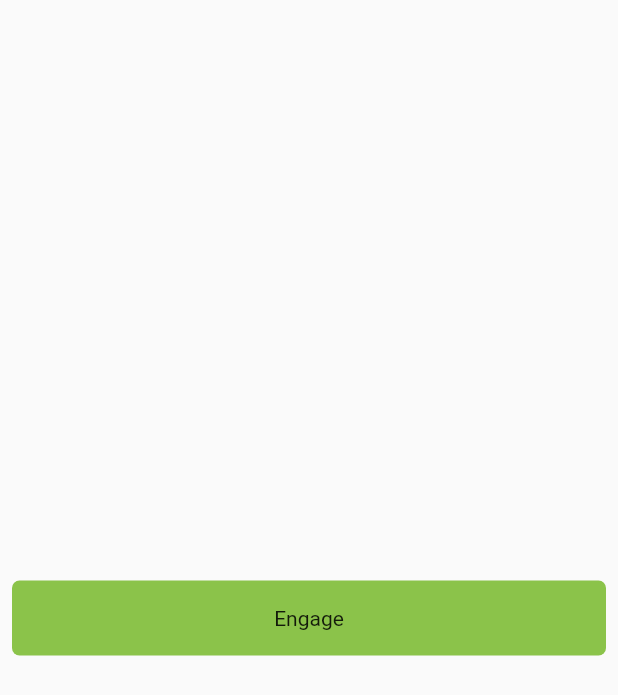
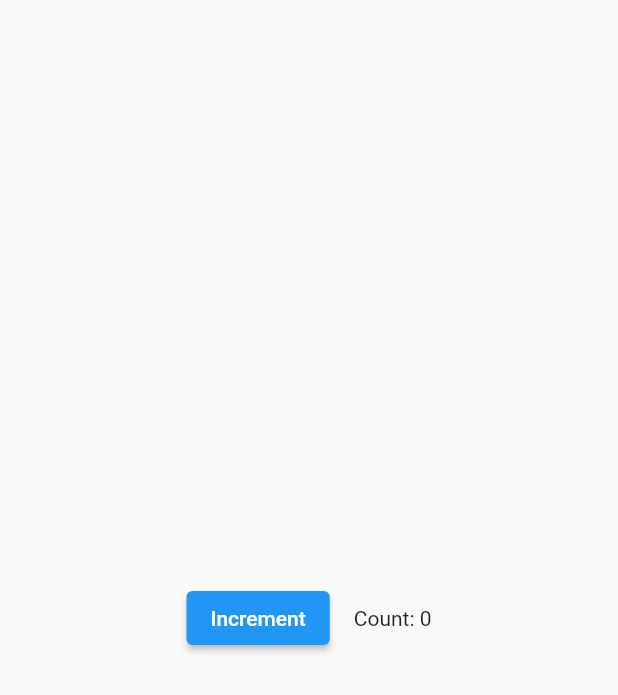
Before and after one commit to Uttam-Sarkar/Flutter_calculatorApps, a Flutter app: the screen it shows after launch, on a phone screen of 412 x 824 dp. Shown: the top 695 px of the screen. Run offline on Flutter 3.47's test engine with Material 2 defaults, Android fonts, the phone set to English and light mode, and no system bars.

Commit message:
Create a response button

```diff
--- a/lib/main.dart
+++ b/lib/main.dart
@@ -1,26 +1,52 @@
 import 'package:flutter/material.dart';
 
-class MyButton extends StatelessWidget {
-  const MyButton({super.key});
+class Counter extends StatefulWidget {
+  // This class is the configuration for the state.
+  // It holds the values (in this case nothing) provided
+  // by the parent and used by the build  method of the
+  // State. Fields in a Widget subclass are always marked
+  // "final".
+
+  const Counter({super.key});
+
+  @override
+  State<Counter> createState() => _CounterState();
+}
+
+class _CounterState extends State<Counter> {
+  int _counter = 0;
+
+  void _increment() {
+    setState(() {
+      // This call to setState tells the Flutter framework
+      // that something has changed in this State, which
+      // causes it to rerun the build method below so that
+      // the display can reflect the updated values. If you
+      // change _counter without calling setState(), then
+      // the build method won't be called again, and so
+      // nothing would appear to happen.
+      _counter++;
+    });
+  }
 
   @override
   Widget build(BuildContext context) {
-    return GestureDetector(
-      onTap: () {
-        print('MyButton was tapped!');
-      },
-      child: Container(
-        height: 50,
-        padding: const EdgeInsets.all(8),
-        margin: const EdgeInsets.symmetric(horizontal: 8),
-        decoration: BoxDecoration(
-          borderRadius: BorderRadius.circular(5),
-          color: Colors.lightGreen[500],
+    // This method is rerun every time setState is called,
+    // for instance, as done by the _increment method above.
+    // The Flutter framework has been optimized to make
+    // rerunning build methods fast, so that you can just
+    // rebuild anything that needs updating rather than
+    // having to individually changes instances of widgets.
+    return Row(
+      mainAxisAlignment: MainAxisAlignment.center,
+      children: <Widget>[
+        ElevatedButton(
+          onPressed: _increment,
+          child: const Text('Increment'),
         ),
-        child: const Center(
-          child: Text('Engage'),
-        ),
-      ),
+        const SizedBox(width: 16),
+        Text('Count: $_counter'),
+      ],
     );
   }
 }
@@ -30,7 +56,7 @@
     const MaterialApp(
       home: Scaffold(
         body: Center(
-          child: MyButton(),
+          child: Counter(),
         ),
       ),
     ),
```
